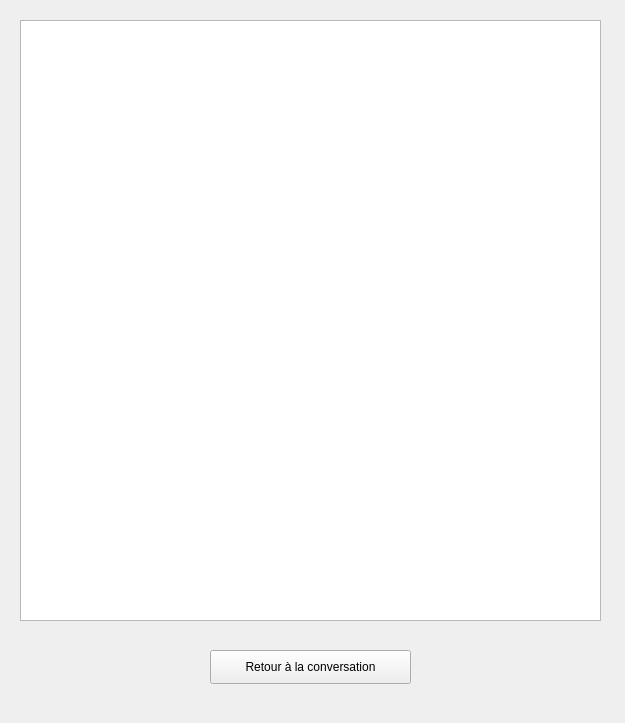
Old version of the form client/widgets/Connected.ui in the repository KazeJiyu/dnc_chat.
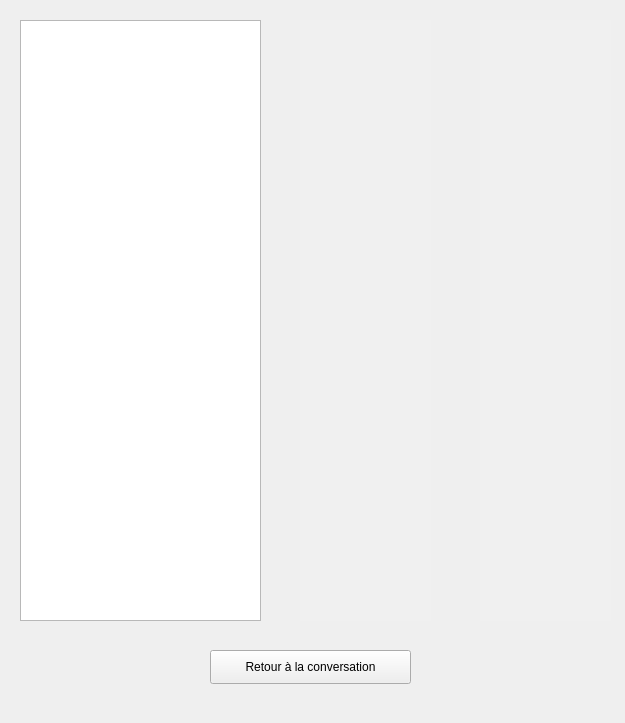
New version of the form.

```diff
--- a/client/widgets/Connected.ui
+++ b/client/widgets/Connected.ui
@@ -13,16 +13,9 @@
   <property name="windowTitle">
    <string>Form</string>
   </property>
-  <widget class="QListView" name="connected_ppl">
-   <property name="geometry">
-    <rect>
-     <x>20</x>
-     <y>20</y>
-     <width>581</width>
-     <height>601</height>
-    </rect>
-   </property>
-  </widget>
+  <property name="autoFillBackground">
+   <bool>true</bool>
+  </property>
   <widget class="QPushButton" name="pushButton">
    <property name="geometry">
     <rect>
@@ -36,6 +29,290 @@
     <string>Retour à la conversation</string>
    </property>
   </widget>
+  <widget class="QListWidget" name="connected_ppl">
+   <property name="geometry">
+    <rect>
+     <x>20</x>
+     <y>20</y>
+     <width>241</width>
+     <height>601</height>
+    </rect>
+   </property>
+  </widget>
+  <widget class="QListWidget" name="list_buttons">
+   <property name="geometry">
+    <rect>
+     <x>480</x>
+     <y>20</y>
+     <width>131</width>
+     <height>601</height>
+    </rect>
+   </property>
+   <property name="palette">
+    <palette>
+     <active>
+      <colorrole role="WindowText">
+       <brush brushstyle="SolidPattern">
+        <color alpha="255">
+         <red>240</red>
+         <green>240</green>
+         <blue>240</blue>
+        </color>
+       </brush>
+      </colorrole>
+      <colorrole role="Base">
+       <brush brushstyle="SolidPattern">
+        <color alpha="255">
+         <red>240</red>
+         <green>240</green>
+         <blue>240</blue>
+        </color>
+       </brush>
+      </colorrole>
+      <colorrole role="Window">
+       <brush brushstyle="SolidPattern">
+        <color alpha="255">
+         <red>231</red>
+         <green>231</green>
+         <blue>231</blue>
+        </color>
+       </brush>
+      </colorrole>
+      <colorrole role="Shadow">
+       <brush brushstyle="SolidPattern">
+        <color alpha="255">
+         <red>240</red>
+         <green>240</green>
+         <blue>240</blue>
+        </color>
+       </brush>
+      </colorrole>
+     </active>
+     <inactive>
+      <colorrole role="WindowText">
+       <brush brushstyle="SolidPattern">
+        <color alpha="255">
+         <red>240</red>
+         <green>240</green>
+         <blue>240</blue>
+        </color>
+       </brush>
+      </colorrole>
+      <colorrole role="Base">
+       <brush brushstyle="SolidPattern">
+        <color alpha="255">
+         <red>240</red>
+         <green>240</green>
+         <blue>240</blue>
+        </color>
+       </brush>
+      </colorrole>
+      <colorrole role="Window">
+       <brush brushstyle="SolidPattern">
+        <color alpha="255">
+         <red>231</red>
+         <green>231</green>
+         <blue>231</blue>
+        </color>
+       </brush>
+      </colorrole>
+      <colorrole role="Shadow">
+       <brush brushstyle="SolidPattern">
+        <color alpha="255">
+         <red>240</red>
+         <green>240</green>
+         <blue>240</blue>
+        </color>
+       </brush>
+      </colorrole>
+     </inactive>
+     <disabled>
+      <colorrole role="WindowText">
+       <brush brushstyle="SolidPattern">
+        <color alpha="255">
+         <red>120</red>
+         <green>120</green>
+         <blue>120</blue>
+        </color>
+       </brush>
+      </colorrole>
+      <colorrole role="Base">
+       <brush brushstyle="SolidPattern">
+        <color alpha="255">
+         <red>231</red>
+         <green>231</green>
+         <blue>231</blue>
+        </color>
+       </brush>
+      </colorrole>
+      <colorrole role="Window">
+       <brush brushstyle="SolidPattern">
+        <color alpha="255">
+         <red>231</red>
+         <green>231</green>
+         <blue>231</blue>
+        </color>
+       </brush>
+      </colorrole>
+      <colorrole role="Shadow">
+       <brush brushstyle="SolidPattern">
+        <color alpha="255">
+         <red>240</red>
+         <green>240</green>
+         <blue>240</blue>
+        </color>
+       </brush>
+      </colorrole>
+     </disabled>
+    </palette>
+   </property>
+   <property name="autoFillBackground">
+    <bool>false</bool>
+   </property>
+   <property name="frameShape">
+    <enum>QFrame::NoFrame</enum>
+   </property>
+   <property name="lineWidth">
+    <number>0</number>
+   </property>
+  </widget>
+  <widget class="QListWidget" name="list_files">
+   <property name="geometry">
+    <rect>
+     <x>300</x>
+     <y>20</y>
+     <width>131</width>
+     <height>601</height>
+    </rect>
+   </property>
+   <property name="palette">
+    <palette>
+     <active>
+      <colorrole role="WindowText">
+       <brush brushstyle="SolidPattern">
+        <color alpha="255">
+         <red>240</red>
+         <green>240</green>
+         <blue>240</blue>
+        </color>
+       </brush>
+      </colorrole>
+      <colorrole role="Base">
+       <brush brushstyle="SolidPattern">
+        <color alpha="255">
+         <red>240</red>
+         <green>240</green>
+         <blue>240</blue>
+        </color>
+       </brush>
+      </colorrole>
+      <colorrole role="Window">
+       <brush brushstyle="SolidPattern">
+        <color alpha="255">
+         <red>231</red>
+         <green>231</green>
+         <blue>231</blue>
+        </color>
+       </brush>
+      </colorrole>
+      <colorrole role="Shadow">
+       <brush brushstyle="SolidPattern">
+        <color alpha="255">
+         <red>240</red>
+         <green>240</green>
+         <blue>240</blue>
+        </color>
+       </brush>
+      </colorrole>
+     </active>
+     <inactive>
+      <colorrole role="WindowText">
+       <brush brushstyle="SolidPattern">
+        <color alpha="255">
+         <red>240</red>
+         <green>240</green>
+         <blue>240</blue>
+        </color>
+       </brush>
+      </colorrole>
+      <colorrole role="Base">
+       <brush brushstyle="SolidPattern">
+        <color alpha="255">
+         <red>240</red>
+         <green>240</green>
+         <blue>240</blue>
+        </color>
+       </brush>
+      </colorrole>
+      <colorrole role="Window">
+       <brush brushstyle="SolidPattern">
+        <color alpha="255">
+         <red>231</red>
+         <green>231</green>
+         <blue>231</blue>
+        </color>
+       </brush>
+      </colorrole>
+      <colorrole role="Shadow">
+       <brush brushstyle="SolidPattern">
+        <color alpha="255">
+         <red>240</red>
+         <green>240</green>
+         <blue>240</blue>
+        </color>
+       </brush>
+      </colorrole>
+     </inactive>
+     <disabled>
+      <colorrole role="WindowText">
+       <brush brushstyle="SolidPattern">
+        <color alpha="255">
+         <red>120</red>
+         <green>120</green>
+         <blue>120</blue>
+        </color>
+       </brush>
+      </colorrole>
+      <colorrole role="Base">
+       <brush brushstyle="SolidPattern">
+        <color alpha="255">
+         <red>231</red>
+         <green>231</green>
+         <blue>231</blue>
+        </color>
+       </brush>
+      </colorrole>
+      <colorrole role="Window">
+       <brush brushstyle="SolidPattern">
+        <color alpha="255">
+         <red>231</red>
+         <green>231</green>
+         <blue>231</blue>
+        </color>
+       </brush>
+      </colorrole>
+      <colorrole role="Shadow">
+       <brush brushstyle="SolidPattern">
+        <color alpha="255">
+         <red>240</red>
+         <green>240</green>
+         <blue>240</blue>
+        </color>
+       </brush>
+      </colorrole>
+     </disabled>
+    </palette>
+   </property>
+   <property name="autoFillBackground">
+    <bool>false</bool>
+   </property>
+   <property name="frameShape">
+    <enum>QFrame::NoFrame</enum>
+   </property>
+   <property name="lineWidth">
+    <number>0</number>
+   </property>
+  </widget>
  </widget>
  <resources/>
  <connections/>
```
